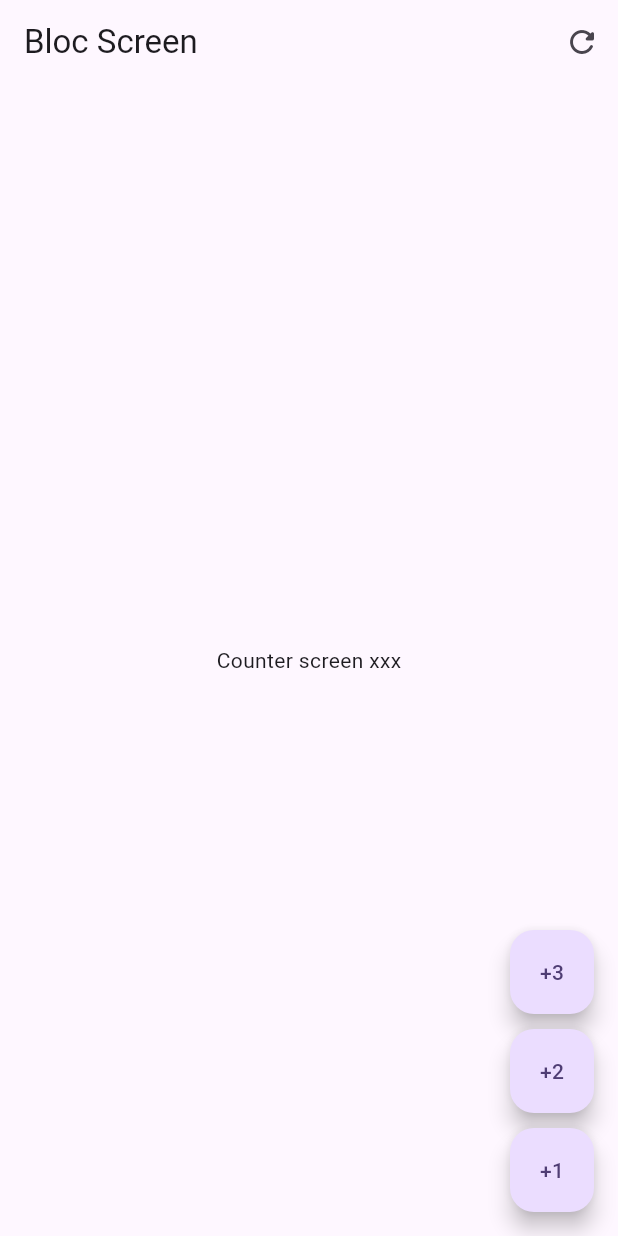
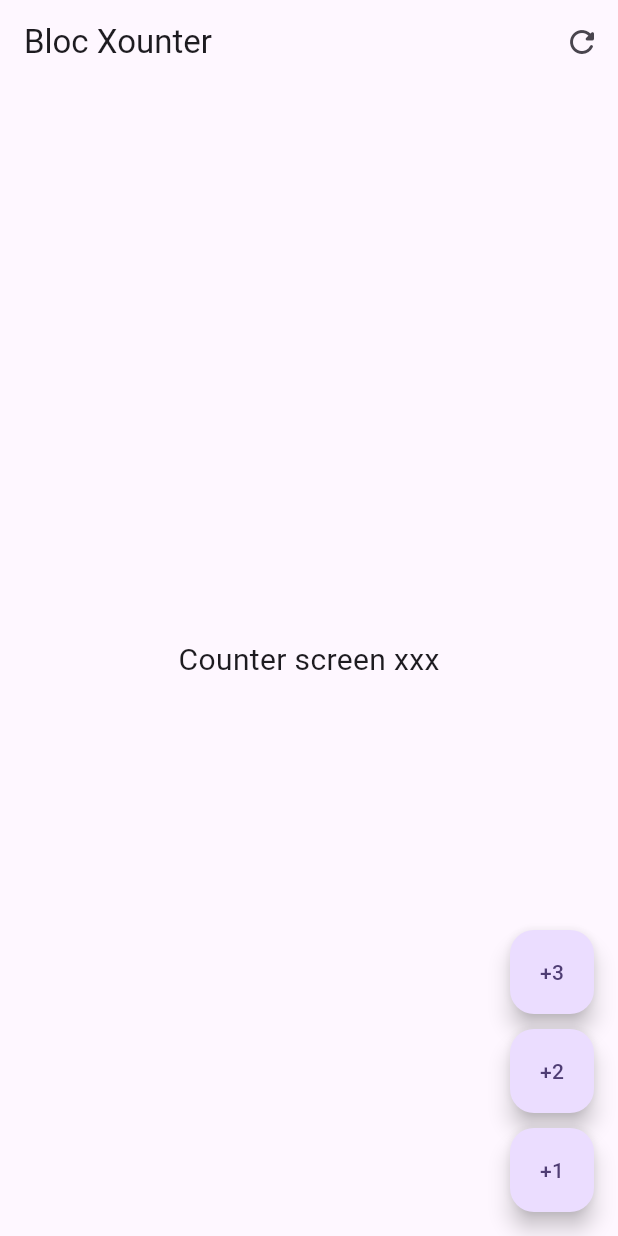
Before and after one commit to szuluaga-beep/forms_app, a Flutter app: the BlocCounterScreen screen opened by its route, on a phone screen of 412 x 824 dp. Run offline on Flutter 3.47's test engine with Material 3 defaults, Android fonts, the phone set to English and light mode, and no system bars; our stand-ins replace equatable, flutter_bloc, go_router.

Commit message:
usando flutter bloc

```diff
--- a/lib/presentation/screens/bloc_counter_screen.dart
+++ b/lib/presentation/screens/bloc_counter_screen.dart
@@ -7,13 +7,13 @@ class BlocCounterScreen extends StatelessWidget {
   Widget build(BuildContext context) {
     return Scaffold(
       appBar: AppBar(
-        title: const Text('Bloc Screen'),
+        title: const Text('Bloc Xounter'),
         actions: [
           IconButton(onPressed: () {}, icon: const Icon(Icons.refresh_rounded))
         ],
       ),
       body: const Center(
-        child: Text('Counter screen xxx'),
+        child: Text('Counter screen xxx', style: TextStyle(fontSize: 20),),
       ),
       floatingActionButton: Column(
         mainAxisAlignment: MainAxisAlignment.end,
```
Also changed, not shown: lib/presentation/blocs/counter_bloc/counter_bloc.dart (added, +17 -0 lines), lib/presentation/blocs/counter_bloc/counter_event.dart (added, +11 -0 lines), lib/presentation/blocs/counter_bloc/counter_state.dart (added, +16 -0 lines).
